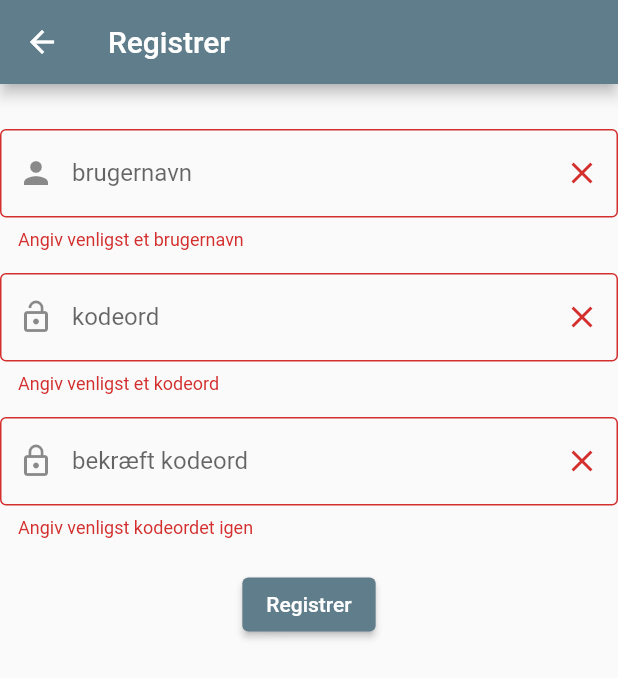
After one commit to H6-Handvaerkervognen/App, a Flutter app: the RegisterPage screen opened directly, after a tap on "Registrer", on a phone screen of 412 x 824 dp. The commit adds this screen. Shown: the top 678 px of the screen. Run offline on Flutter 3.47's test engine with Material 2 defaults, Android fonts, the phone set to English and light mode, and no system bars; missing offline and left inert: time_picker_spinner_pop_up.

Commit message:
Finished first edition of ui

```diff
--- a/haandvaerkervognen_app/lib/main.dart
+++ b/haandvaerkervognen_app/lib/main.dart
@@ -1,6 +1,5 @@
 import 'package:flutter/material.dart';
 import 'package:haandvaerkervognen_app/screens/Loginpage.dart';
-import 'package:haandvaerkervognen_app/screens/frontPage.dart';
 
 void main() {
   runApp(const MyApp());
--- /dev/null
+++ b/haandvaerkervognen_app/lib/models/Alarm.dart
@@ -0,0 +1,13 @@
+import 'package:flutter/material.dart';
+
+class Alarm {
+  Alarm(
+      {required this.iD,
+      required this.startTime,
+      required this.endTime,
+      required this.name});
+  late String iD;
+  late TimeOfDay startTime;
+  late TimeOfDay endTime;
+  late String name;
+}
--- a/haandvaerkervognen_app/lib/popups/BluetoothPopup.dart
+++ b/haandvaerkervognen_app/lib/popups/BluetoothPopup.dart
@@ -1,6 +1,5 @@
 import 'package:flutter/material.dart';
 import 'package:flutter/src/widgets/framework.dart';
-import 'package:flutter/src/widgets/placeholder.dart';
 
 class BluetoothPopup extends StatefulWidget {
   const BluetoothPopup({super.key});
--- /dev/null
+++ b/haandvaerkervognen_app/lib/screens/RegisterPage.dart
@@ -0,0 +1,139 @@
+import 'package:flutter/material.dart';
+import 'package:flutter/src/widgets/framework.dart';
+import 'package:flutter/src/widgets/placeholder.dart';
+
+class RegisterPage extends StatefulWidget {
+  const RegisterPage({super.key});
+
+  @override
+  State<RegisterPage> createState() => _RegisterPageState();
+}
+
+class _RegisterPageState extends State<RegisterPage> {
+  final _formKey = GlobalKey<FormState>();
+  final usernameController = TextEditingController();
+  final passwordController = TextEditingController();
+  final confirmPassController = TextEditingController();
+
+  @override
+  Widget build(BuildContext context) {
+    return Scaffold(
+      appBar: AppBar(
+        title: const Text('Registrer'),
+      ),
+      body: Center(
+        child: Form(
+            key: _formKey,
+            child: Column(
+              children: [
+                const SizedBox(
+                  height: 30,
+                ),
+                TextFormField(
+                  controller: usernameController,
+                  decoration: InputDecoration(
+                    hintText: 'Vælg et brugernavn',
+                    labelText: 'brugernavn',
+                    prefixIcon: const Icon(Icons.person),
+                    suffixIcon: IconButton(
+                      icon: const Icon(Icons.close),
+                      onPressed: () => usernameController.clear(),
+                    ),
+                    border: const OutlineInputBorder(),
+                  ),
+                  validator: (value) {
+                    if (value == null || value.isEmpty) {
+                      return 'Angiv venligst et brugernavn';
+                    }
+                    return null;
+                  },
+                  keyboardType: TextInputType.name,
+                  textInputAction: TextInputAction.done,
+                ),
+                const SizedBox(
+                  height: 15,
+                ),
+                TextFormField(
+                  controller: passwordController,
+                  decoration: InputDecoration(
+                    hintText: 'Indtast kodeord',
+                    labelText: 'kodeord',
+                    prefixIcon: const Icon(Icons.lock_open),
+                    suffixIcon: IconButton(
+                      icon: const Icon(Icons.close),
+                      onPressed: () => passwordController.clear(),
+                    ),
+                    border: const OutlineInputBorder(),
+                  ),
+                  validator: (value) {
+                    if (value == null || value.isEmpty) {
+                      return 'Angiv venligst et kodeord';
+                    }
+                    return null;
+                  },
+                  obscureText: true,
+                  enableSuggestions: false,
+                  autocorrect: false,
+                  keyboardType: TextInputType.text,
+                  textInputAction: TextInputAction.done,
+                ),
+                const SizedBox(
+                  height: 15,
+                ),
+                TextFormField(
+                  controller: confirmPassController,
+                  decoration: InputDecoration(
+                    hintText: 'bekræft kodeord',
+                    labelText: 'bekræft kodeord',
+                    prefixIcon: const Icon(Icons.lock_outline),
+                    suffixIcon: IconButton(
+                      icon: const Icon(Icons.close),
+                      onPressed: () => passwordController.clear(),
+                    ),
+                    border: const OutlineInputBorder(),
+                  ),
+                  validator: (value) {
+                    if (value == null || value.isEmpty) {
+                      return 'Angiv venligst kodeordet igen';
+                    }
+                    if (value != passwordController.text) {
+                      return 'kodeordet stemmer ikke overens';
+                    }
+                    return null;
+                  },
+                  obscureText: true,
+                  enableSuggestions: false,
+                  autocorrect: false,
+                  keyboardType: TextInputType.text,
+                  textInputAction: TextInputAction.done,
+                ),
+                const SizedBox(
+                  height: 20,
+                ),
+                ElevatedButton(
+                    onPressed: registerUser, child: const Text('Registrer'))
+              ],
+            )),
+      ),
+    );
+  }
+
+  void registerUser() {
+    if (_formKey.currentState!.validate()) {
+      //Send register request
+      if (true) {
+        ScaffoldMessenger.of(context).showSnackBar(
+          SnackBar(
+            content: Text('${usernameController.text} er blevet registeret!'),
+          ),
+        );
+        Navigator.pop(context);
+      }
+      ScaffoldMessenger.of(context).showSnackBar(
+        const SnackBar(
+          content: Text('Noget er gået galt: Fejl: '),
+        ),
+      );
+    }
+  }
+}
--- a/haandvaerkervognen_app/pubspec.yaml
+++ b/haandvaerkervognen_app/pubspec.yaml
@@ -36,6 +36,7 @@ dependencies:
   # Use with the CupertinoIcons class for iOS style icons.
   cupertino_icons: ^1.0.2
   time_picker_spinner_pop_up: ^1.0.4
+  flutter_blue: ^0.8.0
 
 dev_dependencies:
   flutter_test:
```
Also changed, not shown: haandvaerkervognen_app/lib/screens/AlarmSettingsPage.dart (renamed from haandvaerkervognen_app/lib/screens/Settingspage.dart, +10 -11 lines), haandvaerkervognen_app/lib/screens/Frontpage.dart (+63 -25 lines), haandvaerkervognen_app/lib/screens/Loginpage.dart (+18 -10 lines), haandvaerkervognen_app/pubspec.lock, 1 other file.
